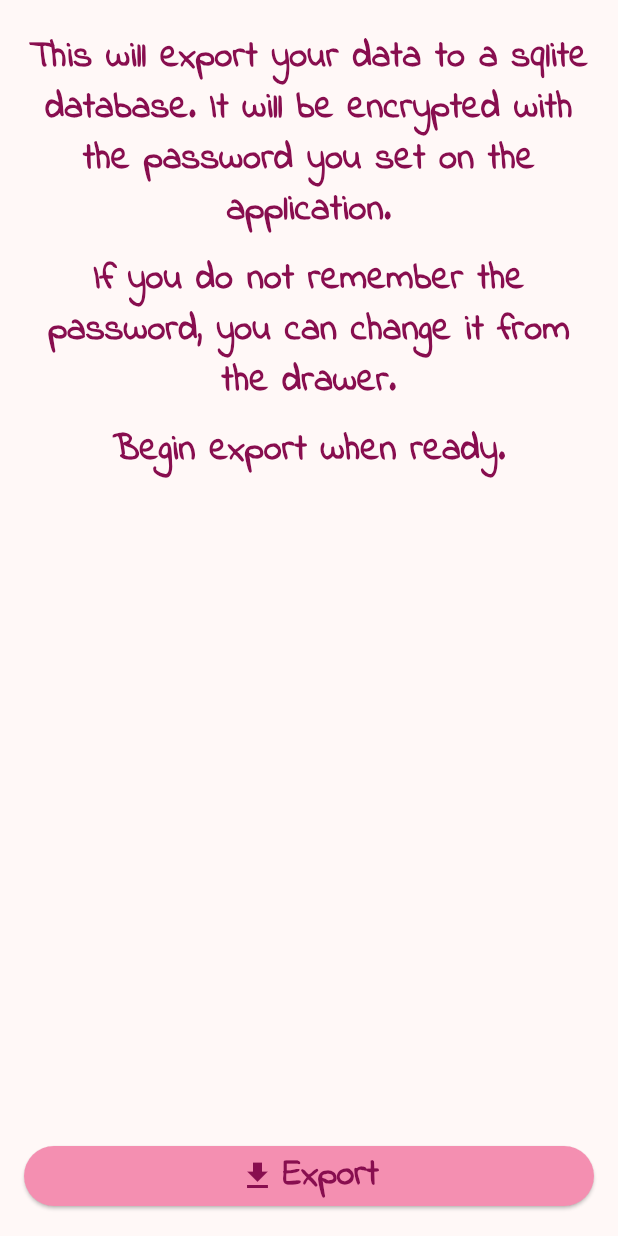
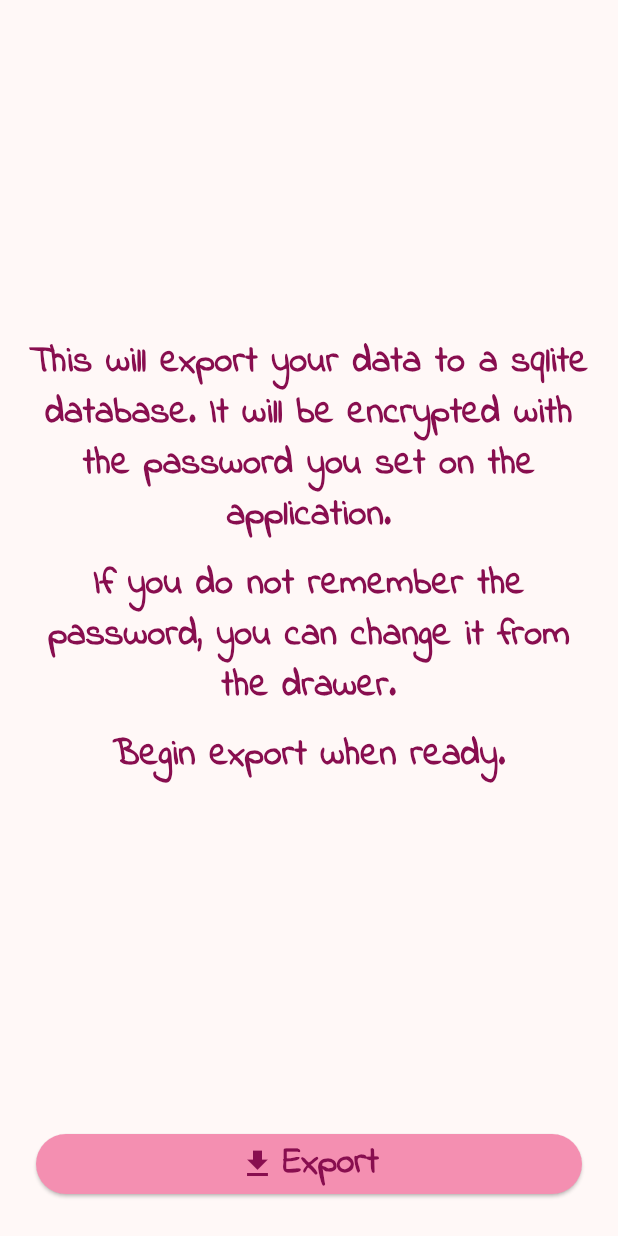
Before and after one commit to miracleanupam/ADiary, a Flutter app: the ExportData widget shown alone on an empty page, opened directly, on a phone screen of 412 x 824 dp. Run offline on Flutter 3.47's test engine with Material 3 defaults, Android fonts, the light colour scheme and no system bars; our stand-ins replace file_picker, flutter_secure_storage, local_auth, permission_handler, sqflite_sqlcipher; accounts and stored records are empty.

Commit message:
centered texts verically on import/export with scroll

```diff
--- a/lib/screens/export.dart
+++ b/lib/screens/export.dart
@@ -42,12 +42,13 @@ class _ExportDataState extends State<ExportData> {
     return exporting
         ? CircularProgressIndicator()
         : Padding(
-            padding: const EdgeInsets.all(8.0),
+            padding: const EdgeInsets.all(16.0),
             child: Column(
               crossAxisAlignment: CrossAxisAlignment.center,
               mainAxisAlignment: MainAxisAlignment.center,
               children: [
                 Expanded(
+                  child: Center(
                     child: RawScrollbar(
                       controller: scrollController,
                       thumbVisibility: true,
@@ -55,8 +56,6 @@ class _ExportDataState extends State<ExportData> {
                       thumbColor: Theme.of(context).colorScheme.primary,
                       child: SingleChildScrollView(
                         controller: scrollController,
-                      child: Padding(
-                        padding: const EdgeInsets.all(8.0),
                         child: Column(
                           crossAxisAlignment: CrossAxisAlignment.center,
                           mainAxisAlignment: MainAxisAlignment.center,
--- a/lib/screens/import.dart
+++ b/lib/screens/import.dart
@@ -46,12 +46,13 @@ class _ImportDataState extends State<ImportData> {
     return importing
         ? CircularProgressIndicator()
         : Padding(
-            padding: const EdgeInsets.all(8.0),
+            padding: const EdgeInsets.all(16.0),
             child: Column(
               crossAxisAlignment: CrossAxisAlignment.center,
               mainAxisAlignment: MainAxisAlignment.center,
               children: [
                 Expanded(
+                  child: Center(
                     child: RawScrollbar(
                       controller: scrollController,
                       thumbVisibility: true,
@@ -59,8 +60,6 @@ class _ImportDataState extends State<ImportData> {
                       thumbColor: Theme.of(context).colorScheme.primary,
                       child: SingleChildScrollView(
                         controller: scrollController,
-                      child: Padding(
-                        padding: const EdgeInsets.all(8.0),
                         child: Column(
                           mainAxisAlignment: MainAxisAlignment.center,
                           crossAxisAlignment: CrossAxisAlignment.center,
```
Lines whose indentation alone changed are shown as unchanged.
